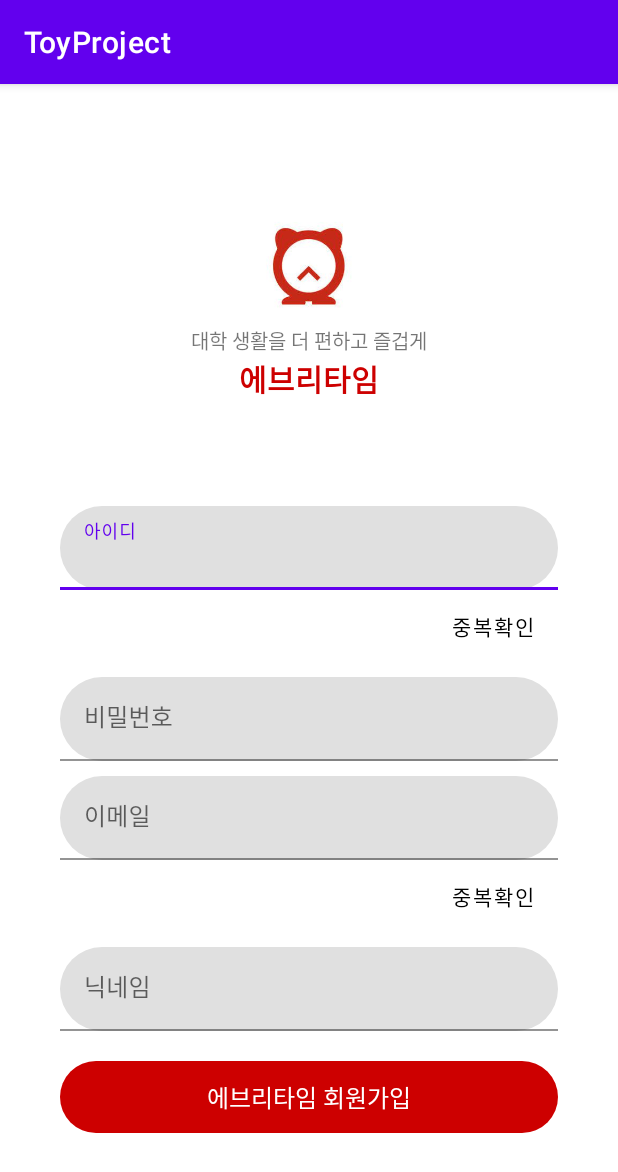
After one commit to wafflestudio19-5/team11-android, an Android app: the SignupActivity screen opened directly, with no data from a screen before it, on a phone screen of 412 x 824 dp. The commit adds this screen. Shown: the top 1172 px of the screen. Run offline under Robolectric (Android 15) with nearby library versions, the phone set to English and light mode, and no system bars.

Commit message:
회원가입 레이아웃

```diff
--- a/ToyProject/app/src/main/AndroidManifest.xml
+++ b/ToyProject/app/src/main/AndroidManifest.xml
@@ -14,6 +14,8 @@
         android:theme="@style/Theme.ToyProject"
         android:usesCleartextTraffic="true" >
         <activity android:name=".LoginActivity" />
+        <activity android:name=".SignupActivity"/>
+        <activity android:name=".UnivCertifyActivity"/>
         <activity
             android:name=".MainActivity"
             android:exported="true">
--- /dev/null
+++ b/ToyProject/app/src/main/java/com/example/toyproject/SignupActivity.kt
@@ -0,0 +1,17 @@
+package com.example.toyproject
+
+import android.os.Bundle
+import androidx.appcompat.app.AppCompatActivity
+import com.example.toyproject.databinding.ActivitySignupBinding
+
+class SignupActivity: AppCompatActivity() {
+    private lateinit var binding: ActivitySignupBinding
+
+    override fun onCreate(savedInstanceState: Bundle?) {
+        super.onCreate(savedInstanceState)
+
+        binding = ActivitySignupBinding.inflate(layoutInflater)
+        setContentView(binding.root)
+
+    }
+}
--- /dev/null
+++ b/ToyProject/app/src/main/res/layout/activity_signup.xml
@@ -0,0 +1,165 @@
+<?xml version="1.0" encoding="utf-8"?>
+<androidx.constraintlayout.widget.ConstraintLayout xmlns:android="http://schemas.android.com/apk/res/android"
+    xmlns:tools="http://schemas.android.com/tools"
+    xmlns:app="http://schemas.android.com/apk/res-auto"
+    android:layout_width="match_parent"
+    android:layout_height="match_parent"
+    tools:context=".SignupActivity">
+    <LinearLayout
+        android:layout_width="match_parent"
+        android:layout_height="match_parent"
+        android:gravity="center"
+        android:orientation="vertical"
+        app:layout_constraintBottom_toBottomOf="parent"
+        app:layout_constraintEnd_toEndOf="parent"
+        app:layout_constraintStart_toStartOf="parent"
+        app:layout_constraintTop_toTopOf="parent">
+
+        <ImageView
+            android:id="@+id/imageView"
+            android:layout_width="80dp"
+            android:layout_height="80dp"
+            android:layout_marginTop="32dp"
+            android:src="@drawable/download" />
+
+        <TextView
+            android:id="@+id/textView"
+            android:layout_width="wrap_content"
+            android:layout_height="wrap_content"
+            android:text="대학 생활을 더 편하고 즐겁게"
+            android:textSize="13sp" />
+
+        <TextView
+            android:id="@+id/textView2"
+            android:layout_width="wrap_content"
+            android:layout_height="wrap_content"
+            android:text="에브리타임"
+            android:textColor="@color/everytime_red"
+            android:textSize="20sp"
+            android:textStyle="bold" />
+
+        <com.google.android.material.textfield.TextInputLayout
+            android:id="@+id/textInputLayout"
+            android:layout_width="match_parent"
+            android:layout_height="wrap_content"
+            android:layout_marginLeft="40dp"
+            android:layout_marginRight="40dp"
+            android:hint="아이디"
+            android:paddingTop="70sp"
+            app:boxCornerRadiusBottomEnd="30dp"
+            app:boxCornerRadiusBottomStart="30dp"
+            app:boxCornerRadiusTopEnd="30dp"
+            app:boxCornerRadiusTopStart="30dp">
+
+
+            <com.google.android.material.textfield.TextInputEditText
+                android:id="@+id/id_edit"
+                android:layout_width="match_parent"
+                android:layout_height="wrap_content" />
+
+        </com.google.android.material.textfield.TextInputLayout>
+
+        <Button
+            android:id="@+id/id_check_button"
+            android:layout_width="wrap_content"
+            android:layout_height="wrap_content"
+            android:layout_gravity="right"
+            android:layout_marginRight="40sp"
+            android:layout_marginBottom="10sp"
+            android:layout_weight="0"
+            android:background="#00FFFFFF"
+            android:backgroundTint="@color/white"
+            android:text="중복확인"
+            android:textColor="@color/black" />
+
+        <com.google.android.material.textfield.TextInputLayout
+            android:id="@+id/textInputLayout2"
+            android:layout_width="match_parent"
+            android:layout_height="wrap_content"
+            android:layout_marginLeft="40dp"
+            android:layout_marginRight="40dp"
+            android:hint="비밀번호"
+            android:paddingBottom="10dp"
+            app:boxCornerRadiusBottomEnd="30dp"
+            app:boxCornerRadiusBottomStart="30dp"
+            app:boxCornerRadiusTopEnd="30dp"
+            app:boxCornerRadiusTopStart="30dp">
+
+            <com.google.android.material.textfield.TextInputEditText
+                android:id="@+id/password_edit"
+                android:layout_width="match_parent"
+                android:layout_height="wrap_content" />
+
+        </com.google.android.material.textfield.TextInputLayout>
+
+        <com.google.android.material.textfield.TextInputLayout
+            android:id="@+id/textInputLayout3"
+            android:layout_width="match_parent"
+            android:layout_height="wrap_content"
+            android:layout_marginLeft="40dp"
+            android:layout_marginRight="40dp"
+            android:hint="이메일"
+            app:boxCornerRadiusBottomEnd="30dp"
+            app:boxCornerRadiusBottomStart="30dp"
+            app:boxCornerRadiusTopEnd="30dp"
+            app:boxCornerRadiusTopStart="30dp">
+
+
+            <com.google.android.material.textfield.TextInputEditText
+                android:id="@+id/email_edit"
+                android:layout_width="match_parent"
+                android:layout_height="wrap_content" />
+
+        </com.google.android.material.textfield.TextInputLayout>
+
+        <Button
+            android:id="@+id/email_check_button"
+            android:layout_width="wrap_content"
+            android:layout_height="wrap_content"
+            android:layout_gravity="right"
+            android:layout_marginRight="40sp"
+            android:layout_marginBottom="10sp"
+            android:layout_weight="0"
+            android:background="#00FFFFFF"
+            android:backgroundTint="@color/white"
+            android:text="중복확인"
+            android:textColor="@color/black" />
+
+        <com.google.android.material.textfield.TextInputLayout
+            android:id="@+id/textInputLayout4"
+            android:layout_width="match_parent"
+            android:layout_height="wrap_content"
+            android:layout_marginLeft="40dp"
+            android:layout_marginRight="40dp"
+            android:hint="닉네임"
+            android:paddingBottom="20dp"
+            app:boxCornerRadiusBottomEnd="30dp"
+            app:boxCornerRadiusBottomStart="30dp"
+            app:boxCornerRadiusTopEnd="30dp"
+            app:boxCornerRadiusTopStart="30dp">
+
+            <com.google.android.material.textfield.TextInputEditText
+                android:id="@+id/nickname_edit"
+                android:layout_width="match_parent"
+                android:layout_height="wrap_content" />
+
+        </com.google.android.material.textfield.TextInputLayout>
+
+
+
+        <androidx.appcompat.widget.AppCompatButton
+            android:id="@+id/login_button"
+            android:layout_width="match_parent"
+            android:layout_height="wrap_content"
+            android:layout_marginLeft="40dp"
+            android:layout_marginRight="40dp"
+            android:layout_marginBottom="20dp"
+            android:background="@drawable/btn_login"
+            android:backgroundTint="@color/everytime_red"
+            android:text="에브리타임 회원가입"
+            android:textColor="@color/white"
+            android:textSize="16sp" />
+
+    </LinearLayout>
+
+</androidx.constraintlayout.widget.ConstraintLayout>
--- a/ToyProject/app/src/main/res/layout/activity_univ_certify.xml
+++ b/ToyProject/app/src/main/res/layout/activity_univ_certify.xml
@@ -3,7 +3,8 @@
     xmlns:app="http://schemas.android.com/apk/res-auto"
     xmlns:tools="http://schemas.android.com/tools"
     android:layout_width="match_parent"
-    android:layout_height="match_parent">
+    android:layout_height="match_parent"
+    tools:context=".UnivCertifyActivity">
 
     <LinearLayout
         android:layout_width="match_parent"
@@ -14,6 +15,7 @@
             android:id="@+id/textView3"
             android:layout_width="match_parent"
             android:layout_height="wrap_content"
+            android:paddingLeft="10sp"
             android:paddingTop="20sp"
             android:text="학교 선택"
             android:textColor="@color/black"
@@ -24,6 +26,7 @@
             android:id="@+id/textView4"
             android:layout_width="match_parent"
             android:layout_height="wrap_content"
+            android:paddingLeft="10sp"
             android:paddingTop="20sp"
             android:text="입학년도" />
 
@@ -38,6 +41,7 @@
             android:id="@+id/textView5"
             android:layout_width="match_parent"
             android:layout_height="wrap_content"
+            android:paddingLeft="10sp"
             android:paddingTop="20sp"
             android:text="학교" />
 
```
